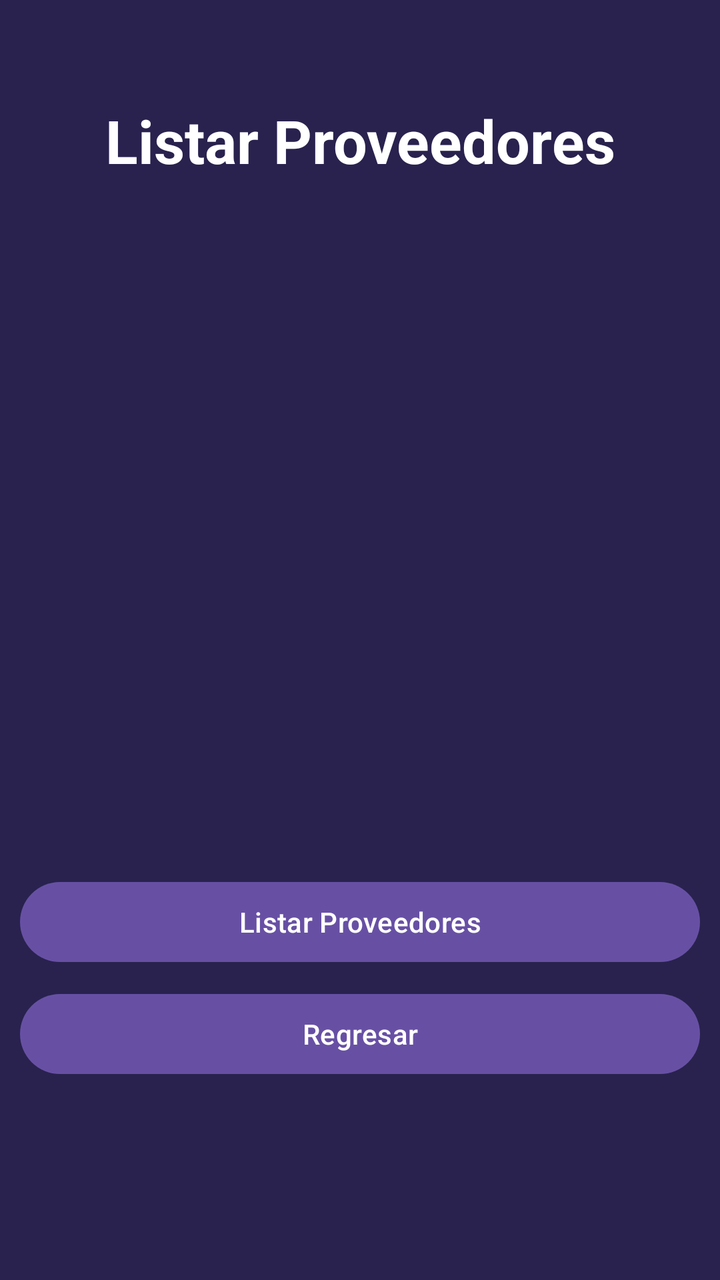
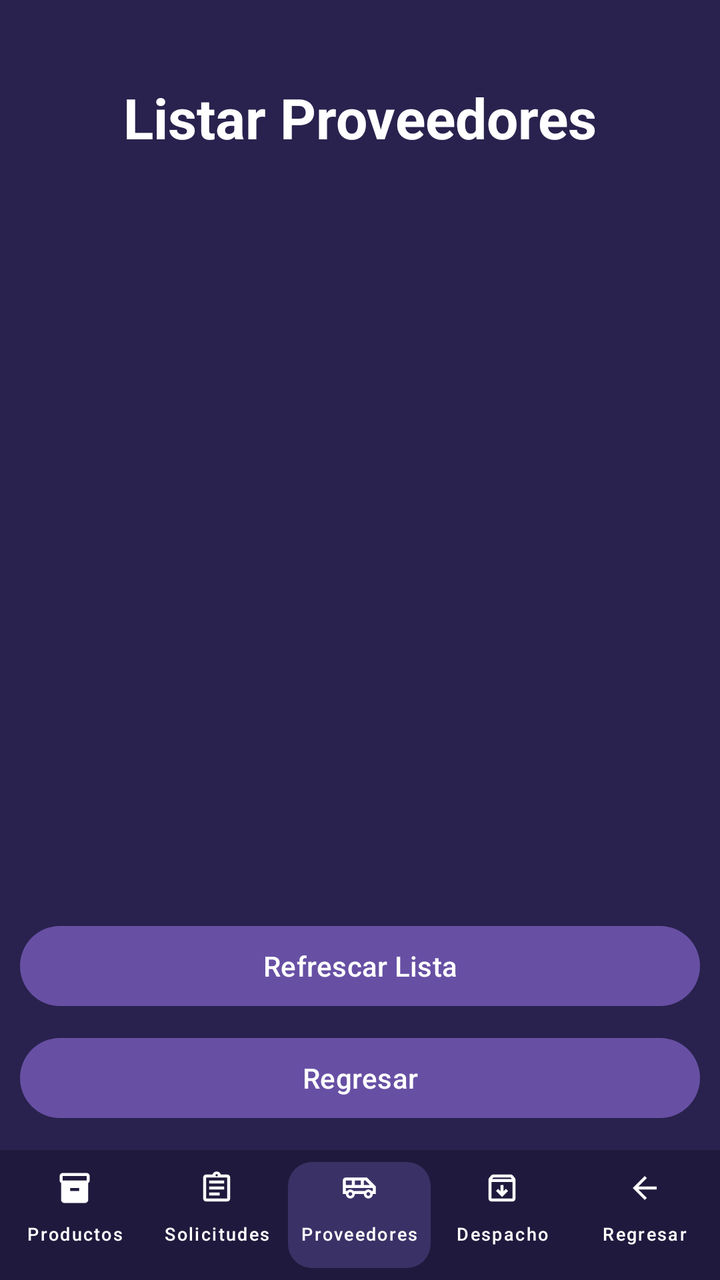

Screens rendered from an Android XML layout before and after an edit, with the pre-edit source and the edit as a unified diff.
<!-- AndroidManifest.xml: application theme Theme.AlcamenProyectoFinal -->
<!-- res/layout/activity_frm_listar_proveedores.xml -->
<?xml version="1.0" encoding="utf-8"?>
<androidx.constraintlayout.widget.ConstraintLayout xmlns:android="http://schemas.android.com/apk/res/android"
    xmlns:app="http://schemas.android.com/apk/res-auto"
    xmlns:tools="http://schemas.android.com/tools"
    android:id="@+id/main"
    android:background="#29224E" android:layout_width="match_parent"
    android:layout_height="match_parent"
    tools:context=".Vista.frmListarProveedores">

    <TextView
        android:id="@+id/tvTituloListarProveedores"
        android:layout_width="wrap_content"
        android:layout_height="wrap_content"
        android:layout_marginTop="50dp"
        android:text="Listar Proveedores"
        android:textColor="#FFFFFF"
        android:textSize="30sp"
        android:textStyle="bold"
        app:layout_constraintEnd_toEndOf="parent"
        app:layout_constraintStart_toStartOf="parent"
        app:layout_constraintTop_toTopOf="parent" />

    <LinearLayout
        android:layout_width="340dp"
        android:layout_height="wrap_content"
        android:orientation="vertical"
        app:layout_constraintBottom_toBottomOf="parent"
        app:layout_constraintEnd_toEndOf="parent"
        app:layout_constraintStart_toStartOf="parent"
        app:layout_constraintTop_toBottomOf="@+id/tvTituloListarProveedores"
        app:layout_constraintVertical_bias="0.3">

        <ScrollView
            android:layout_width="match_parent"
            android:layout_height="280dp"
            android:layout_marginBottom="24dp"
            android:fillViewport="true">

            <TextView
                android:id="@+id/txtListarProveedores"
                android:layout_width="match_parent"
                android:layout_height="wrap_content"
                android:padding="16dp"
                android:textColor="#FFFFFF" android:textSize="16sp" />
        </ScrollView>

        <Button
            android:id="@+id/button78"
            android:layout_width="match_parent"
            android:layout_height="wrap_content"
            android:onClick="btnListarProveedor"
            android:text="Listar Proveedores"
            android:layout_marginBottom="8dp" />

        <Button
            android:id="@+id/button55"
            android:layout_width="match_parent"
            android:layout_height="wrap_content"
            android:onClick="btnRegresar"
            android:text="Regresar" />
    </LinearLayout>

</androidx.constraintlayout.widget.ConstraintLayout>
<!-- resources referenced by this layout -->
<resources>
  <!-- unchanged entries left out for length: 2 -->
</resources>

<!-- the commit's change to res/layout/activity_frm_listar_proveedores.xml (unified diff, before → after) -->
@@ -3,54 +3,58 @@
     xmlns:app="http://schemas.android.com/apk/res-auto"
     xmlns:tools="http://schemas.android.com/tools"
     android:id="@+id/main"
-    android:background="#29224E" android:layout_width="match_parent"
+    android:layout_width="match_parent"
     android:layout_height="match_parent"
+    android:background="#29224E"
     tools:context=".Vista.frmListarProveedores">
 
+    
     <TextView
         android:id="@+id/tvTituloListarProveedores"
         android:layout_width="wrap_content"
         android:layout_height="wrap_content"
-        android:layout_marginTop="50dp"
+        android:layout_marginTop="40dp"
         android:text="Listar Proveedores"
         android:textColor="#FFFFFF"
-        android:textSize="30sp"
+        android:textSize="28sp"
         android:textStyle="bold"
         app:layout_constraintEnd_toEndOf="parent"
         app:layout_constraintStart_toStartOf="parent"
         app:layout_constraintTop_toTopOf="parent" />
 
+    
+    <androidx.recyclerview.widget.RecyclerView
+        android:id="@+id/rvProveedores"
+        android:layout_width="0dp"
+        android:layout_height="0dp"
+        android:layout_marginTop="16dp"
+        android:layout_marginBottom="12dp"
+        android:clipToPadding="false"
+        android:paddingBottom="8dp"
+        app:layout_constraintBottom_toTopOf="@+id/containerBotones"
+        app:layout_constraintEnd_toEndOf="parent"
+        app:layout_constraintStart_toStartOf="parent"
+        app:layout_constraintTop_toBottomOf="@+id/tvTituloListarProveedores"
+        tools:listitem="@layout/item_proveedor" />
+
+    
     <LinearLayout
+        android:id="@+id/containerBotones"
         android:layout_width="340dp"
         android:layout_height="wrap_content"
+        android:layout_marginBottom="12dp"
         android:orientation="vertical"
-        app:layout_constraintBottom_toBottomOf="parent"
-        app:layout_constraintEnd_toEndOf="parent"
-        app:layout_constraintStart_toStartOf="parent"
-        app:layout_constraintTop_toBottomOf="@+id/tvTituloListarProveedores"
-        app:layout_constraintVertical_bias="0.3">
-
-        <ScrollView
-            android:layout_width="match_parent"
-            android:layout_height="280dp"
-            android:layout_marginBottom="24dp"
-            android:fillViewport="true">
-
-            <TextView
-                android:id="@+id/txtListarProveedores"
-                android:layout_width="match_parent"
-                android:layout_height="wrap_content"
-                android:padding="16dp"
-                android:textColor="#FFFFFF" android:textSize="16sp" />
-        </ScrollView>
+        app:layout_constraintBottom_toTopOf="@+id/footerJefeAlmacen"
+        app:layout_constraintEnd_toEndOf="parent"
+        app:layout_constraintStart_toStartOf="parent">
 
         <Button
             android:id="@+id/button78"
             android:layout_width="match_parent"
             android:layout_height="wrap_content"
+            android:layout_marginBottom="8dp"
             android:onClick="btnListarProveedor"
-            android:text="Listar Proveedores"
-            android:layout_marginBottom="8dp" />
+            android:text="Refrescar Lista" />
 
         <Button
             android:id="@+id/button55"
@@ -60,4 +64,185 @@
             android:text="Regresar" />
     </LinearLayout>
 
+    
+    <LinearLayout
+        android:id="@+id/footerJefeAlmacen"
+        android:layout_width="match_parent"
+        android:layout_height="65dp"
+        android:layout_alignParentBottom="true"
+        android:background="#1F1A3D"
+        android:gravity="center_vertical"
+        android:orientation="horizontal"
+        android:paddingHorizontal="2dp"
+        app:layout_constraintBottom_toBottomOf="parent"
+        app:layout_constraintEnd_toEndOf="parent"
+        app:layout_constraintStart_toStartOf="parent">
+
+        
+        <com.google.android.material.button.MaterialButton
+            android:id="@+id/btnProductos"
+            style="@style/Widget.MaterialComponents.Button.TextButton"
+            android:layout_width="0dp"
+            android:layout_height="match_parent"
+            android:layout_weight="1"
+            android:paddingLeft="0dp"
+            android:paddingRight="0dp"
+            android:text="Productos"
+            android:textColor="@android:color/white"
+            android:textSize="9sp"
+            app:icon="@drawable/ic_inventory"
+            app:iconGravity="top"
+            app:iconPadding="1dp"
+            app:iconSize="18dp"
+            app:iconTint="@android:color/white"
+            app:textAllCaps="false" />
+
+        
+        <com.google.android.material.button.MaterialButton
+            android:id="@+id/btnSolicitudes"
+            style="@style/Widget.MaterialComponents.Button.TextButton"
+            android:layout_width="0dp"
+            android:layout_height="65dp"
+            android:layout_weight="1"
+            android:paddingLeft="0dp"
+            android:paddingRight="0dp"
+            android:text="Solicitudes"
+            android:textColor="@android:color/white"
+            android:textSize="9sp"
+            app:icon="@drawable/ic_assignment"
+            app:iconGravity="top"
+            app:iconPadding="1dp"
+            app:iconSize="18dp"
+            app:iconTint="@android:color/white"
+            app:textAllCaps="false" />
+
+        
+        <com.google.android.material.button.MaterialButton
+            android:id="@+id/btnProveedores"
+            style="@style/Widget.MaterialComponents.Button.UnelevatedButton"
+            android:layout_width="0dp"
+            android:layout_height="65dp"
+            android:layout_marginVertical="6dp"
+            android:layout_weight="1"
+            android:paddingLeft="0dp"
+            android:paddingRight="0dp"
+            android:text="Proveedores"
+            android:textColor="@android:color/white"
+            android:textSize="9sp"
+            app:backgroundTint="#3A3266"
+            app:cornerRadius="12dp"
+            app:icon="@drawable/ic_local_shipping"
+            app:iconGravity="top"
+            app:iconPadding="1dp"
+            app:iconSize="18dp"
+            app:iconTint="@android:color/white"
+            app:textAllCaps="false" />
+
+        
+        <com.google.android.material.button.MaterialButton
+            android:id="@+id/btnDespacho"
+            style="@style/Widget.MaterialComponents.Button.TextButton"
+            android:layout_width="0dp"
+            android:layout_height="match_parent"
+            android:layout_weight="1"
+            android:paddingLeft="0dp"
+            android:paddingRight="0dp"
+            android:text="Despacho"
+            android:textColor="@android:color/white"
+            android:textSize="9sp"
+            app:icon="@drawable/ic_list_alt"
+            app:iconGravity="top"
+            app:iconPadding="1dp"
+            app:iconSize="18dp"
+            app:iconTint="@android:color/white"
+            app:textAllCaps="false" />
+
+        
+        <com.google.android.material.button.MaterialButton
+            android:id="@+id/btnRegresar"
+            style="@style/Widget.MaterialComponents.Button.TextButton"
+            android:layout_width="0dp"
+            android:layout_height="match_parent"
+            android:layout_weight="1"
+            android:paddingLeft="0dp"
+            android:paddingRight="0dp"
+            android:text="Regresar"
+            android:textColor="@android:color/white"
+            android:textSize="9sp"
+            app:icon="@drawable/ic_arrow_back"
+            app:iconGravity="top"
+            app:iconPadding="1dp"
+            app:iconSize="18dp"
+            app:iconTint="@android:color/white"
+            app:textAllCaps="false" />
+
+    </LinearLayout>
+
 </androidx.constraintlayout.widget.ConstraintLayout>
+<!-- res/layout/item_proveedor.xml (included above) -->
+<?xml version="1.0" encoding="utf-8"?>
+<androidx.cardview.widget.CardView
+    xmlns:android="http://schemas.android.com/apk/res/android"
+    xmlns:app="http://schemas.android.com/apk/res-auto"
+    android:layout_width="match_parent"
+    android:layout_height="wrap_content"
+    android:layout_marginHorizontal="16dp"
+    android:layout_marginVertical="6dp"
+    app:cardBackgroundColor="#2A2450"
+    app:cardCornerRadius="12dp"
+    app:cardElevation="4dp">
+
+    <LinearLayout
+        android:layout_width="match_parent"
+        android:layout_height="wrap_content"
+        android:orientation="horizontal"
+        android:padding="16dp">
+
+        
+        <View
+            android:layout_width="4dp"
+            android:layout_height="match_parent"
+            android:background="#3B82F6"
+            android:layout_marginEnd="12dp" />
+
+        
+        <LinearLayout
+            android:layout_width="0dp"
+            android:layout_height="wrap_content"
+            android:layout_weight="1"
+            android:orientation="vertical">
+
+            
+            <TextView
+                android:id="@+id/tvRazonSocial"
+                android:layout_width="wrap_content"
+                android:layout_height="wrap_content"
+                android:text="Razón Social"
+                android:textColor="#FFFFFF"
+                android:textSize="17sp"
+                android:textStyle="bold" />
+
+            
+            <TextView
+                android:id="@+id/tvContacto"
+                android:layout_width="wrap_content"
+                android:layout_height="wrap_content"
+                android:layout_marginTop="2dp"
+                android:text="Contacto: Nombre Apellido"
+                android:textColor="#A78BFA"
+                android:textSize="14sp" />
+
+            
+            <TextView
+                android:id="@+id/tvDetallesProveedor"
+                android:layout_width="wrap_content"
+                android:layout_height="wrap_content"
+                android:layout_marginTop="6dp"
+                android:text="Teléfono: 987654321 | Cód: PRV001"
+                android:textColor="#B3FFFFFF"
+                android:textSize="12sp" />
+        </LinearLayout>
+
+    </LinearLayout>
+
+</androidx.cardview.widget.CardView>
<!-- resource entries referenced after the edit -->
@@ -1,5 +1,35 @@
 <!-- resources referenced by this layout -->
 <resources>
+  <!-- drawable ic_arrow_back (drawable) -->
+  <vector xmlns:android="http://schemas.android.com/apk/res/android" android:autoMirrored="true" android:height="24dp" android:tint="#000000" android:viewportHeight="960" android:viewportWidth="960" android:width="24dp">
+        
+      <path android:fillColor="@android:color/white" android:pathData="M313,520L537,744L480,800L160,480L480,160L537,216L313,440L800,440L800,520L313,520Z"/>
+      
+  </vector>
+  <!-- drawable ic_assignment (drawable) -->
+  <vector xmlns:android="http://schemas.android.com/apk/res/android" android:autoMirrored="true" android:height="24dp" android:tint="#000000" android:viewportHeight="960" android:viewportWidth="960" android:width="24dp">
+        
+      <path android:fillColor="@android:color/white" android:pathData="M200,840Q167,840 143.5,816.5Q120,793 120,760L120,200Q120,167 143.5,143.5Q167,120 200,120L368,120Q381,84 411.5,62Q442,40 480,40Q518,40 548.5,62Q579,84 592,120L760,120Q793,120 816.5,143.5Q840,167 840,200L840,760Q840,793 816.5,816.5Q793,840 760,840L200,840ZM200,760L760,760Q760,760 760,760Q760,760 760,760L760,200Q760,200 760,200Q760,200 760,200L200,200Q200,200 200,200Q200,200 200,200L200,760Q200,760 200,760Q200,760 200,760ZM280,680L560,680L560,600L280,600L280,680ZM280,520L680,520L680,440L280,440L280,520ZM280,360L680,360L680,280L280,280L280,360ZM501.5,161.5Q510,153 510,140Q510,127 501.5,118.5Q493,110 480,110Q467,110 458.5,118.5Q450,127 450,140Q450,153 458.5,161.5Q467,170 480,170Q493,170 501.5,161.5ZM200,760Q200,760 200,760Q200,760 200,760L200,200Q200,200 200,200Q200,200 200,200L200,200Q200,200 200,200Q200,200 200,200L200,760Q200,760 200,760Q200,760 200,760Z"/>
+      
+  </vector>
+  <!-- drawable ic_inventory (drawable) -->
+  <vector xmlns:android="http://schemas.android.com/apk/res/android" android:height="24dp" android:tint="#000000" android:viewportHeight="24" android:viewportWidth="24" android:width="24dp">
+        
+      <path android:fillColor="@android:color/white" android:pathData="M20,2L4,2c-1,0 -2,0.9 -2,2v3.01c0,0.72 0.43,1.34 1,1.69L3,20c0,1.1 1.1,2 2,2h14c0.9,0 2,-0.9 2,-2L21,8.7c0.57,-0.35 1,-0.97 1,-1.69L22,4c0,-1.1 -1,-2 -2,-2zM15,14L9,14v-2h6v2zM20,7L4,7L4,4l16,-0.02L20,7z"/>
+      
+  </vector>
+  <!-- drawable ic_list_alt (drawable) -->
+  <vector xmlns:android="http://schemas.android.com/apk/res/android" android:height="24dp" android:tint="#000000" android:viewportHeight="960" android:viewportWidth="960" android:width="24dp">
+        
+      <path android:fillColor="@android:color/white" android:pathData="M480,720L640,560L584,504L520,568L520,400L440,400L440,568L376,504L320,560L480,720ZM200,320L200,760Q200,760 200,760Q200,760 200,760L760,760Q760,760 760,760Q760,760 760,760L760,320L200,320ZM200,840Q167,840 143.5,816.5Q120,793 120,760L120,261Q120,247 124.5,234Q129,221 138,210L188,149Q199,135 215.5,127.5Q232,120 250,120L710,120Q728,120 744.5,127.5Q761,135 772,149L822,210Q831,221 835.5,234Q840,247 840,261L840,760Q840,793 816.5,816.5Q793,840 760,840L200,840ZM216,240L744,240L710,200Q710,200 710,200Q710,200 710,200L250,200Q250,200 250,200Q250,200 250,200L216,240ZM480,540L480,540L480,540Q480,540 480,540Q480,540 480,540L480,540Q480,540 480,540Q480,540 480,540Z"/>
+      
+  </vector>
+  <!-- drawable ic_local_shipping (drawable) -->
+  <vector xmlns:android="http://schemas.android.com/apk/res/android" android:autoMirrored="true" android:height="24dp" android:tint="#000000" android:viewportHeight="960" android:viewportWidth="960" android:width="24dp">
+        
+      <path android:fillColor="@android:color/white" android:pathData="M155,725Q120,690 120,640L40,640L40,280Q40,247 63.5,223.5Q87,200 120,200L680,200L920,440L920,640L840,640Q840,690 805,725Q770,760 720,760Q670,760 635,725Q600,690 600,640L360,640Q360,690 325,725Q290,760 240,760Q190,760 155,725ZM600,400L760,400L640,280L600,280L600,400ZM360,400L520,400L520,280L360,280L360,400ZM120,400L280,400L280,280L120,280L120,400ZM275.5,675.5Q290,661 290,640Q290,619 275.5,604.5Q261,590 240,590Q219,590 204.5,604.5Q190,619 190,640Q190,661 204.5,675.5Q219,690 240,690Q261,690 275.5,675.5ZM755.5,675.5Q770,661 770,640Q770,619 755.5,604.5Q741,590 720,590Q699,590 684.5,604.5Q670,619 670,640Q670,661 684.5,675.5Q699,690 720,690Q741,690 755.5,675.5ZM120,560L152,560Q169,542 191,531Q213,520 240,520Q267,520 289,531Q311,542 328,560L632,560Q649,542 671,531Q693,520 720,520Q747,520 769,531Q791,542 808,560L840,560L840,480L120,480L120,560ZM840,480L840,480L808,480Q791,480 769,480Q747,480 720,480Q693,480 671,480Q649,480 632,480L328,480Q311,480 289,480Q267,480 240,480Q213,480 191,480Q169,480 152,480L120,480L120,480L840,480Z"/>
+      
+  </vector>
   <!-- unchanged entries left out for length: 2 -->
 </resources>
 
